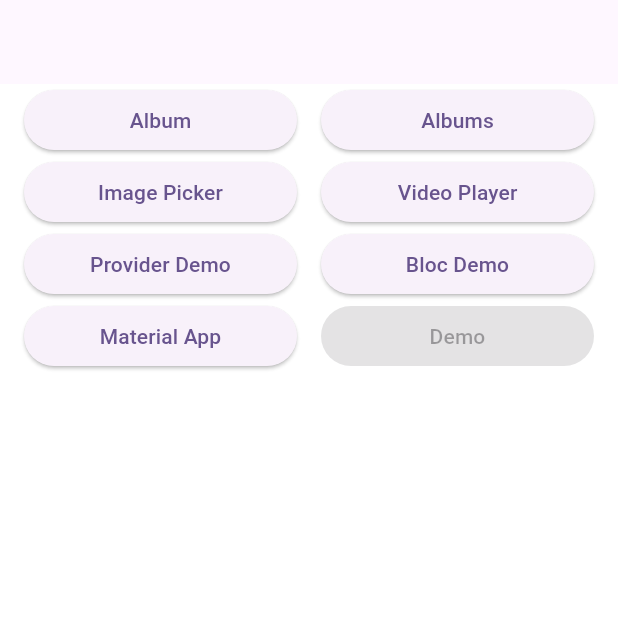
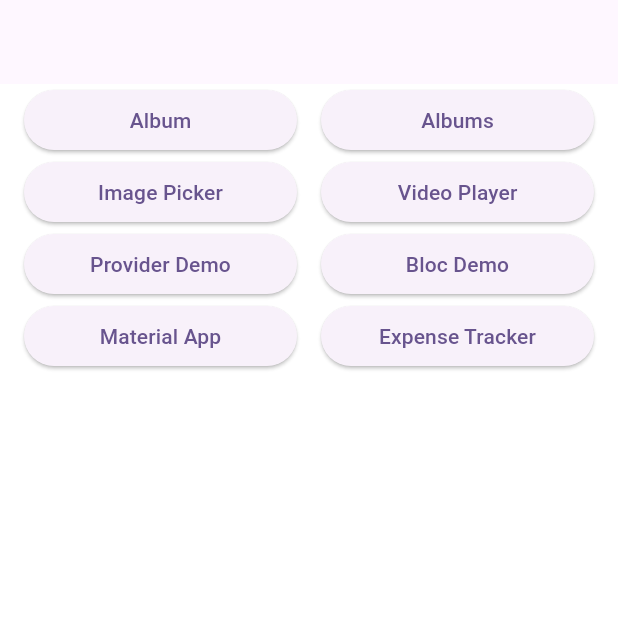
Before and after one commit to iamraajkanchan/basic_flutter_demo, a Flutter app: the screen it shows after launch, on a phone screen of 412 x 824 dp, the top half of it. Run offline on Flutter 3.47's test engine with Material 3 defaults, Android fonts, the phone set to English and light mode, and no system bars; our stand-ins replace bloc, connectivity_plus, email_validator, flutter_bloc, image_picker, video_player; project files that could hold a hidden picture were left out.

Commit message:
Adding expense tracker in the project. expense_tracker_home.dart is added and menu.dart file is updated.

```diff
--- a/lib/views/menu.dart
+++ b/lib/views/menu.dart
@@ -1,6 +1,7 @@
 import 'package:basic_flutter_demo/views/album_fetcher.dart';
 import 'package:basic_flutter_demo/views/albums_fetcher.dart';
 import 'package:basic_flutter_demo/views/bloc_demo.dart';
+import 'package:basic_flutter_demo/views/expense_tracker/expense_tracker_home.dart';
 import 'package:basic_flutter_demo/views/image_picker.dart';
 import 'package:basic_flutter_demo/views/material_app.dart';
 import 'package:basic_flutter_demo/views/provider_demo.dart';
@@ -64,6 +65,12 @@ class Menu extends StatelessWidget {
       Navigator.of(context).push(MaterialPageRoute(
           builder: (context) =>
               const MaterialAppExample(pageTitle: "Material App")));
+    }
+
+    void onExpenseTrackerClick() {
+      Navigator.of(context).push(MaterialPageRoute(
+          builder: (context) =>
+              const ExpenseTrackerHome(pageTitle: "Expense Tracker")));
     }
 
     return Scaffold(
@@ -151,12 +158,12 @@ class Menu extends StatelessWidget {
                   ),
                 )),
             Utility.addHorizontalSpace(),
-            const Expanded(
+            Expanded(
                 flex: 1,
                 child: ElevatedButton(
-                  onPressed: null,
-                  child: Text(
-                    "Demo",
+                  onPressed: onExpenseTrackerClick,
+                  child: const Text(
+                    "Expense Tracker",
                     textAlign: TextAlign.center,
                   ),
                 )),
```
Also changed, not shown: lib/views/expense_tracker/expense_tracker_home.dart (added, +28 -0 lines).
